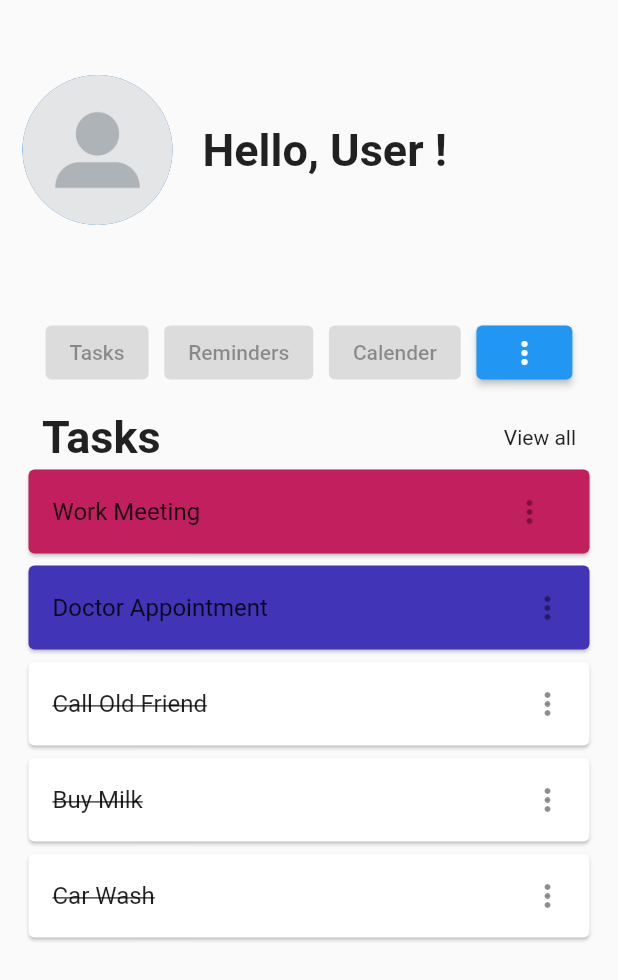
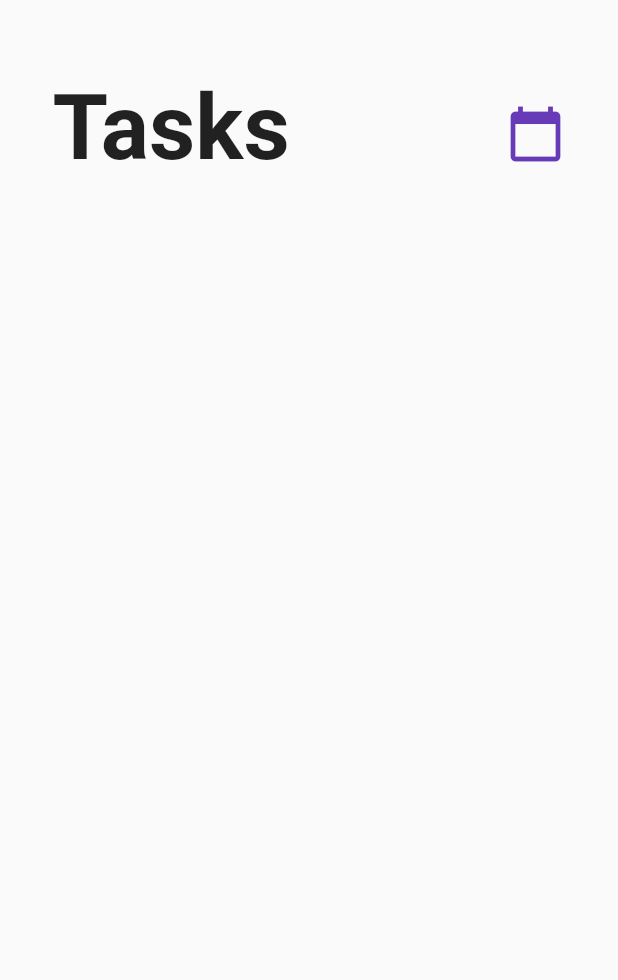
Before and after one commit to marwaalaywan99/to-do-app, a Flutter app: the screen it shows after launch, on a phone screen of 412 x 824 dp. Shown: the top 980 px of the screen. Run offline on Flutter 3.47's test engine with Material 2 defaults, Android fonts, the phone set to English and light mode, and no system bars; our stand-ins replace sqflite; missing offline and left inert: date_time_format; accounts and stored records are empty.

Commit message:
added calender icon in tasks landing page

```diff
--- a/lib/constants/colors.dart
+++ b/lib/constants/colors.dart
@@ -6,3 +6,8 @@ const kDialogTextStyle = TextStyle(
     fontSize: 18.0,
     fontWeight: FontWeight.bold
 );
+
+const kscreensTitle = TextStyle(
+  fontSize: 60.0,
+  fontWeight: FontWeight.bold
+);
--- a/lib/main.dart
+++ b/lib/main.dart
@@ -1,6 +1,7 @@
 import 'package:flutter/material.dart';
 import 'package:to_do_app/screens/home_screen.dart';
+import 'package:to_do_app/screens/tasks_screens/tasks_landing.dart';
 
 void main() {
-  runApp(MaterialApp(home: MyApp()));
+  runApp(MaterialApp(home: TasksScreen()));
 }
--- a/lib/screens/home_screen.dart
+++ b/lib/screens/home_screen.dart
@@ -7,8 +7,7 @@ import 'package:to_do_app/constants/colors.dart';
 class MyApp extends StatelessWidget {
   @override
   Widget build(BuildContext context) {
-    return MaterialApp(
-      home: Scaffold(
+    return Scaffold(
         body: SafeArea(
             child: Padding(
           padding: const EdgeInsets.only(
@@ -158,7 +157,6 @@ class MyApp extends StatelessWidget {
             ],
           ),
         )),
-      ),
     );
   }
 
--- /dev/null
+++ b/lib/screens/tasks_screens/tasks_landing.dart
@@ -0,0 +1,43 @@
+import 'package:flutter/material.dart';
+import 'package:to_do_app/constants/colors.dart';
+
+class TasksScreen extends StatefulWidget {
+  @override
+  _TasksScreenState createState() => _TasksScreenState();
+}
+
+class _TasksScreenState extends State<TasksScreen> {
+  @override
+  Widget build(BuildContext context) {
+    return Scaffold(
+      body: SafeArea(
+        child: Padding(
+        padding: const EdgeInsets.only(
+        left: 15.0, top: 50.0, bottom: 50.0, right: 15.0),
+          child: Column(
+            children: [
+              Row(
+                mainAxisAlignment: MainAxisAlignment.spaceBetween,
+                children: [
+                  Padding(
+                    padding: const EdgeInsets.only(left:20.0),
+                    child: Text(
+                      'Tasks',
+                      style: kscreensTitle,
+                    ),
+                  ),
+                  Padding(
+                    padding: const EdgeInsets.only(right: 20.0),
+                    child: IconButton(onPressed: null,
+                        icon: Icon(
+                          Icons.calendar_today,
+                          color: Colors.deepPurple,
+                          size: 40,)),
+                  ),
+                ],
+      ),
+            ],
+          )),
+    ));
+  }
+}
--- a/pubspec.yaml
+++ b/pubspec.yaml
@@ -23,6 +23,8 @@ environment:
 dependencies:
   flutter:
     sdk: flutter
+  sqflite:
+  path:
 
 
   # The following adds the Cupertino Icons font to your application.
@@ -61,7 +63,7 @@ flutter:
   # "family" key with the font family name, and a "fonts" key with a
   # list giving the asset and other descriptors for the font. For
   # example:
-  # fonts:
+  #fonts:
   #   - family: Schyler
   #     fonts:
   #       - asset: fonts/Schyler-Regular.ttf
```
Also changed, not shown: lib/db_test.dart (added, +150 -0 lines), lib/fonts/MyFlutterApp.ttf (added), lib/screens/tasks_screens/add_tasks_screen.dart (added), pubspec.lock.
